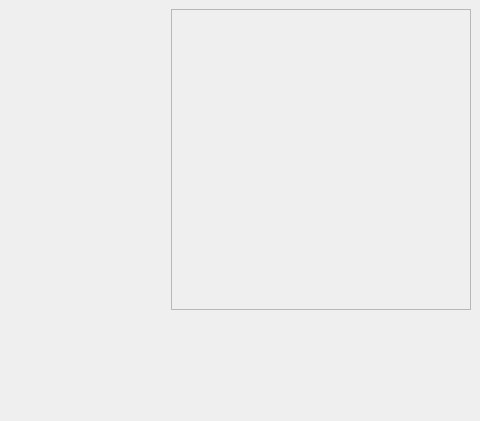
gmondee/BigGUI, file TDC/TDCGUI_MultiWindow.ui: the form before one commit; both pictures show x 448 to 928 and y 0 to 421 of the 928 by 744 pixel window.
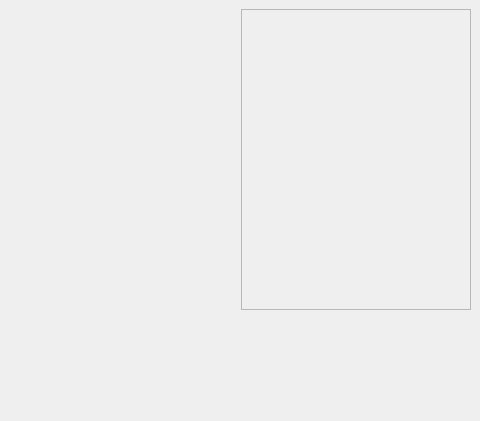
The form after the commit. Custom widgets are drawn as their Qt base class.

Diff of the .ui file:
```diff
--- a/TDC/TDCGUI_MultiWindow.ui
+++ b/TDC/TDCGUI_MultiWindow.ui
@@ -197,7 +197,7 @@
        <widget class="QFrame" name="oldPlotListFrame">
         <property name="minimumSize">
          <size>
-          <width>300</width>
+          <width>230</width>
           <height>0</height>
          </size>
         </property>
```
